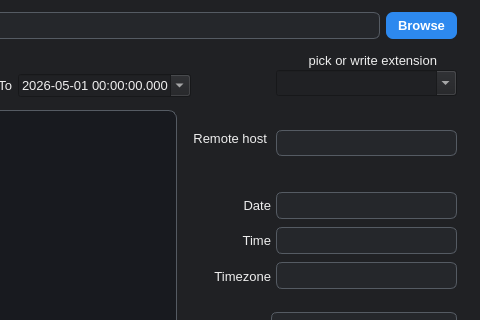
LimelelePL/Studia, file lab8/src/app/gui/main_window.ui: the form before one commit; both pictures show x 314 to 794 and y 0 to 320 of the 794 by 554 pixel window.
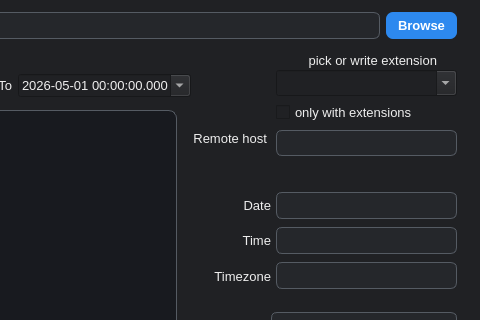
The form after the commit.

Diff of the .ui file:
```diff
--- a/lab8/src/app/gui/main_window.ui
+++ b/lab8/src/app/gui/main_window.ui
@@ -578,6 +578,19 @@
      <set>Qt::AlignmentFlag::AlignRight|Qt::AlignmentFlag::AlignTrailing|Qt::AlignmentFlag::AlignVCenter</set>
     </property>
    </widget>
+   <widget class="QCheckBox" name="only_extensions_checkbox">
+    <property name="geometry">
+     <rect>
+      <x>590</x>
+      <y>100</y>
+      <width>171</width>
+      <height>24</height>
+     </rect>
+    </property>
+    <property name="text">
+     <string>only with extensions</string>
+    </property>
+   </widget>
   </widget>
   <widget class="QStatusBar" name="mainStatusBar"/>
  </widget>
```
